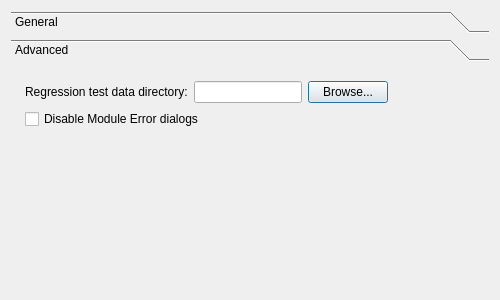
This is src/Interface/Application/Preferences.ui in SCIInstitute/SCIRun as Qt 5 draws it before an edit. The edited form follows.
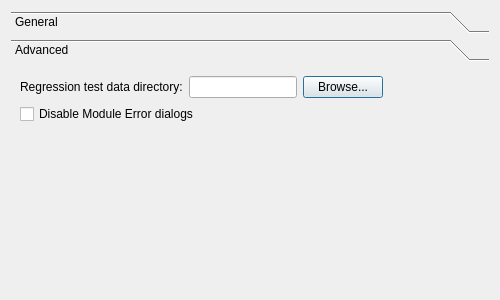
This is the edited form. The open tabs and pages were chosen to show the change.

The edit to the form file:
```diff
--- a/src/Interface/Application/Preferences.ui
+++ b/src/Interface/Application/Preferences.ui
@@ -66,15 +66,8 @@
       <attribute name="label">
        <string>Advanced</string>
       </attribute>
-      <widget class="QWidget" name="layoutWidget">
-       <property name="geometry">
-        <rect>
-         <x>14</x>
-         <y>14</y>
-         <width>431</width>
-         <height>61</height>
-        </rect>
-       </property>
+      <layout class="QFormLayout" name="formLayout_2">
+       <item row="0" column="0">
        <layout class="QFormLayout" name="formLayout">
         <item row="0" column="0">
          <layout class="QHBoxLayout" name="horizontalLayout">
@@ -112,7 +105,8 @@
          </widget>
         </item>
        </layout>
-      </widget>
+       </item>
+      </layout>
      </widget>
     </widget>
    </item>
```
Left out of the diff: 10 changed lines with no effect on the pictures. Lines whose indentation alone changed are shown as unchanged.
